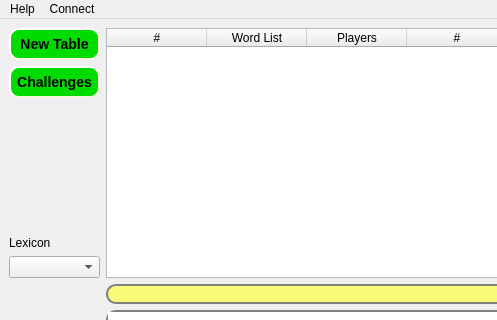
This is aerolith/trunk/src/aerolithclient/mainwindow.ui in domino14/aerolithdesktop as Qt 5 draws it before an edit; both pictures show x 0 to 497 and y 0 to 320 of the 845 by 528 pixel window. The edited form follows.
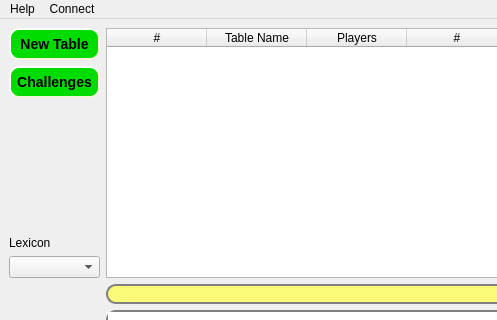
This is the edited form. Custom widgets are drawn as their Qt base class.

What changed in the file:
```diff
--- a/aerolith/trunk/src/aerolithclient/mainwindow.ui
+++ b/aerolith/trunk/src/aerolithclient/mainwindow.ui
@@ -96,7 +96,7 @@
       </column>
       <column>
        <property name="text">
-        <string>Word List</string>
+        <string>Table Name</string>
        </property>
       </column>
       <column>
```
